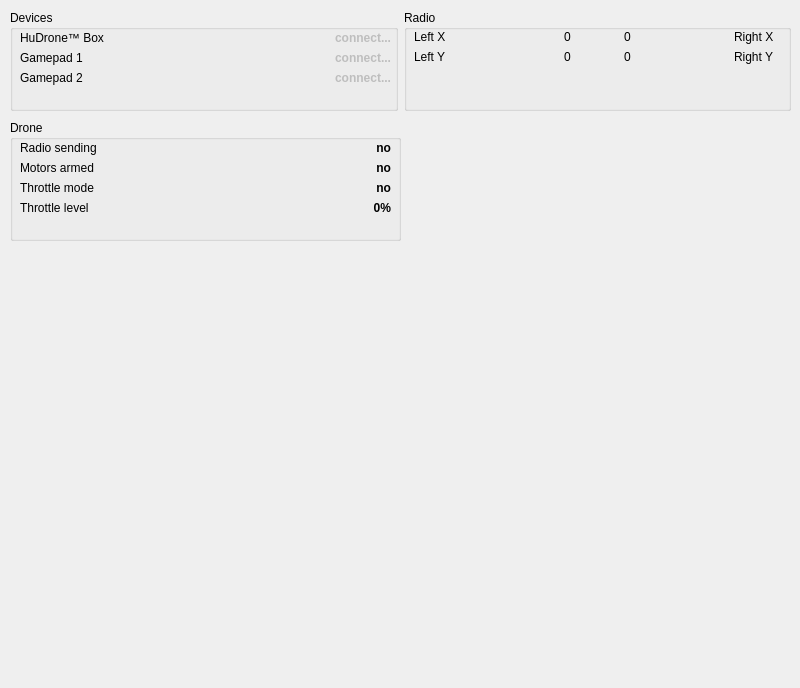
Before: the Qt Designer form DESKTOP/app/dialogfly.ui in houdini22/HuDrone, drawn with Qt 5.
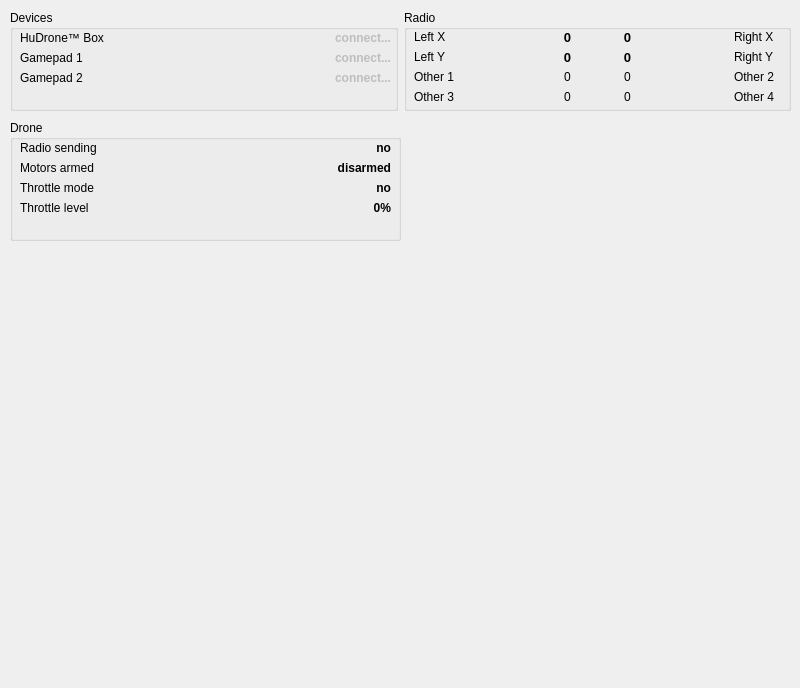
After: the same form once the commit is applied.

```diff
--- a/DESKTOP/app/dialogfly.ui
+++ b/DESKTOP/app/dialogfly.ui
@@ -210,6 +210,13 @@
          <height>14</height>
         </rect>
        </property>
+       <property name="font">
+        <font>
+         <pointsize>10</pointsize>
+         <weight>75</weight>
+         <bold>true</bold>
+        </font>
+       </property>
        <property name="text">
         <string>0</string>
        </property>
@@ -226,6 +233,13 @@
          <height>14</height>
         </rect>
        </property>
+       <property name="font">
+        <font>
+         <pointsize>10</pointsize>
+         <weight>75</weight>
+         <bold>true</bold>
+        </font>
+       </property>
        <property name="text">
         <string>0</string>
        </property>
@@ -242,6 +256,13 @@
          <height>14</height>
         </rect>
        </property>
+       <property name="font">
+        <font>
+         <pointsize>10</pointsize>
+         <weight>75</weight>
+         <bold>true</bold>
+        </font>
+       </property>
        <property name="text">
         <string>0</string>
        </property>
@@ -258,6 +279,129 @@
          <height>14</height>
         </rect>
        </property>
+       <property name="font">
+        <font>
+         <pointsize>10</pointsize>
+         <weight>75</weight>
+         <bold>true</bold>
+        </font>
+       </property>
+       <property name="text">
+        <string>0</string>
+       </property>
+       <property name="alignment">
+        <set>Qt::AlignCenter</set>
+       </property>
+      </widget>
+      <widget class="QLabel" name="label_10">
+       <property name="geometry">
+        <rect>
+         <x>10</x>
+         <y>60</y>
+         <width>47</width>
+         <height>14</height>
+        </rect>
+       </property>
+       <property name="text">
+        <string>Other 1</string>
+       </property>
+      </widget>
+      <widget class="QLabel" name="label_12">
+       <property name="geometry">
+        <rect>
+         <x>10</x>
+         <y>80</y>
+         <width>47</width>
+         <height>14</height>
+        </rect>
+       </property>
+       <property name="text">
+        <string>Other 3</string>
+       </property>
+      </widget>
+      <widget class="QLabel" name="label_13">
+       <property name="geometry">
+        <rect>
+         <x>330</x>
+         <y>60</y>
+         <width>47</width>
+         <height>14</height>
+        </rect>
+       </property>
+       <property name="text">
+        <string>Other 2</string>
+       </property>
+      </widget>
+      <widget class="QLabel" name="label_14">
+       <property name="geometry">
+        <rect>
+         <x>330</x>
+         <y>80</y>
+         <width>47</width>
+         <height>14</height>
+        </rect>
+       </property>
+       <property name="text">
+        <string>Other 4</string>
+       </property>
+      </widget>
+      <widget class="QLabel" name="labelLeftY_2">
+       <property name="geometry">
+        <rect>
+         <x>140</x>
+         <y>60</y>
+         <width>47</width>
+         <height>14</height>
+        </rect>
+       </property>
+       <property name="text">
+        <string>0</string>
+       </property>
+       <property name="alignment">
+        <set>Qt::AlignCenter</set>
+       </property>
+      </widget>
+      <widget class="QLabel" name="labelLeftY_3">
+       <property name="geometry">
+        <rect>
+         <x>140</x>
+         <y>80</y>
+         <width>47</width>
+         <height>14</height>
+        </rect>
+       </property>
+       <property name="text">
+        <string>0</string>
+       </property>
+       <property name="alignment">
+        <set>Qt::AlignCenter</set>
+       </property>
+      </widget>
+      <widget class="QLabel" name="labelLeftY_4">
+       <property name="geometry">
+        <rect>
+         <x>200</x>
+         <y>60</y>
+         <width>47</width>
+         <height>14</height>
+        </rect>
+       </property>
+       <property name="text">
+        <string>0</string>
+       </property>
+       <property name="alignment">
+        <set>Qt::AlignCenter</set>
+       </property>
+      </widget>
+      <widget class="QLabel" name="labelLeftY_5">
+       <property name="geometry">
+        <rect>
+         <x>200</x>
+         <y>80</y>
+         <width>47</width>
+         <height>14</height>
+        </rect>
+       </property>
        <property name="text">
         <string>0</string>
        </property>
@@ -380,7 +524,7 @@
         </font>
        </property>
        <property name="text">
-        <string>no</string>
+        <string>disarmed</string>
        </property>
        <property name="alignment">
         <set>Qt::AlignRight|Qt::AlignTrailing|Qt::AlignVCenter</set>
```
